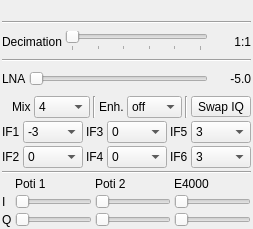
Old version of the form plugins/samplesource/osmosdr/osmosdrgui.ui in the repository f4exb/sdrangel.
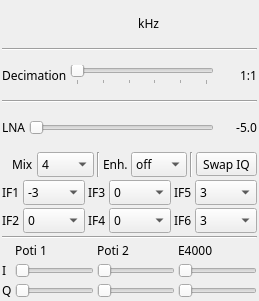
New version of the form. Custom widgets are drawn as their Qt base class.

Commit message: Font face and size normalization: added missing input interface GUIs

```diff
--- a/plugins/samplesource/osmosdr/osmosdrgui.ui
+++ b/plugins/samplesource/osmosdr/osmosdrgui.ui
@@ -6,8 +6,8 @@
    <rect>
     <x>0</x>
     <y>0</y>
-    <width>253</width>
-    <height>229</height>
+    <width>259</width>
+    <height>301</height>
    </rect>
   </property>
   <property name="sizePolicy">
@@ -16,6 +16,12 @@
     <verstretch>0</verstretch>
    </sizepolicy>
   </property>
+  <property name="font">
+   <font>
+    <family>Sans Serif</family>
+    <pointsize>9</pointsize>
+   </font>
+  </property>
   <property name="windowTitle">
    <string>OsmoSDR</string>
   </property>
@@ -69,6 +75,13 @@
        </property>
       </widget>
      </item>
+     <item>
+      <widget class="QLabel" name="freqUnits">
+       <property name="text">
+        <string> kHz</string>
+       </property>
+      </widget>
+     </item>
      <item>
       <spacer name="horizontalSpacer_2">
        <property name="orientation">
```
Left out of the diff: 11 changed lines with no effect on the pictures. The commit also changes 10 other files.
